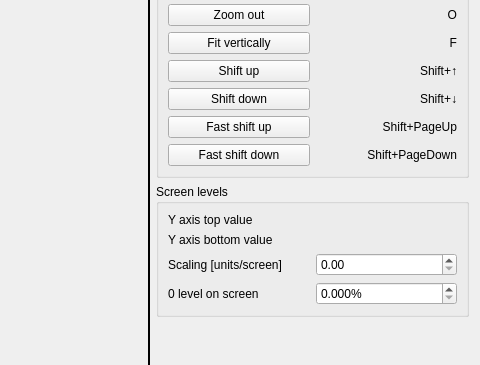
This is asammdf/gui/ui/signal_scale.ui in danielhrisca/asammdf as Qt 5 draws it before an edit; both pictures show x 611 to 1091 and y 191 to 556 of the 1091 by 678 pixel window. The edited form follows.
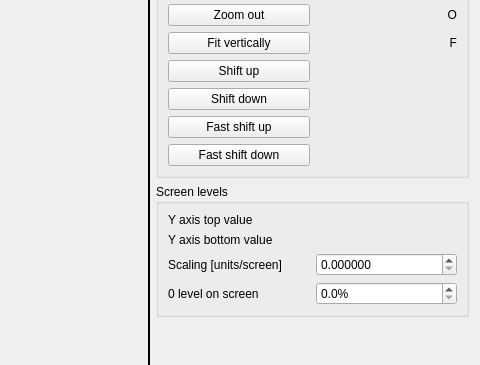
This is the edited form. Icons and pictures are not drawn.

```diff
--- a/asammdf/gui/ui/signal_scale.ui
+++ b/asammdf/gui/ui/signal_scale.ui
@@ -127,16 +127,6 @@
         </property>
        </widget>
       </item>
-      <item row="4" column="1">
-       <widget class="QLabel" name="label_7">
-        <property name="text">
-         <string>Shift+↓</string>
-        </property>
-        <property name="alignment">
-         <set>Qt::AlignRight|Qt::AlignTrailing|Qt::AlignVCenter</set>
-        </property>
-       </widget>
-      </item>
       <item row="5" column="0">
        <widget class="QPushButton" name="fast_shift_up_btn">
         <property name="text">
@@ -169,16 +159,6 @@
         </property>
        </widget>
       </item>
-      <item row="3" column="1">
-       <widget class="QLabel" name="label_6">
-        <property name="text">
-         <string>Shift+↑</string>
-        </property>
-        <property name="alignment">
-         <set>Qt::AlignRight|Qt::AlignTrailing|Qt::AlignVCenter</set>
-        </property>
-       </widget>
-      </item>
       <item row="3" column="0">
        <widget class="QPushButton" name="shift_up_btn">
         <property name="text">
@@ -212,26 +192,6 @@
         </property>
        </widget>
       </item>
-      <item row="5" column="1">
-       <widget class="QLabel" name="label_11">
-        <property name="text">
-         <string>Shift+PageUp</string>
-        </property>
-        <property name="alignment">
-         <set>Qt::AlignRight|Qt::AlignTrailing|Qt::AlignVCenter</set>
-        </property>
-       </widget>
-      </item>
-      <item row="6" column="1">
-       <widget class="QLabel" name="label_12">
-        <property name="text">
-         <string>Shift+PageDown</string>
-        </property>
-        <property name="alignment">
-         <set>Qt::AlignRight|Qt::AlignTrailing|Qt::AlignVCenter</set>
-        </property>
-       </widget>
-      </item>
      </layout>
     </widget>
    </item>
@@ -335,7 +295,7 @@
          <string>%</string>
         </property>
         <property name="decimals">
-         <number>3</number>
+         <number>1</number>
         </property>
         <property name="minimum">
          <double>0.000000000000000</double>
@@ -360,7 +320,11 @@
        </widget>
       </item>
       <item row="2" column="1">
-       <widget class="QDoubleSpinBox" name="scaling"/>
+       <widget class="QDoubleSpinBox" name="scaling">
+        <property name="decimals">
+         <number>6</number>
+        </property>
+       </widget>
       </item>
       <item row="0" column="1">
        <widget class="QLabel" name="y_top">
```
